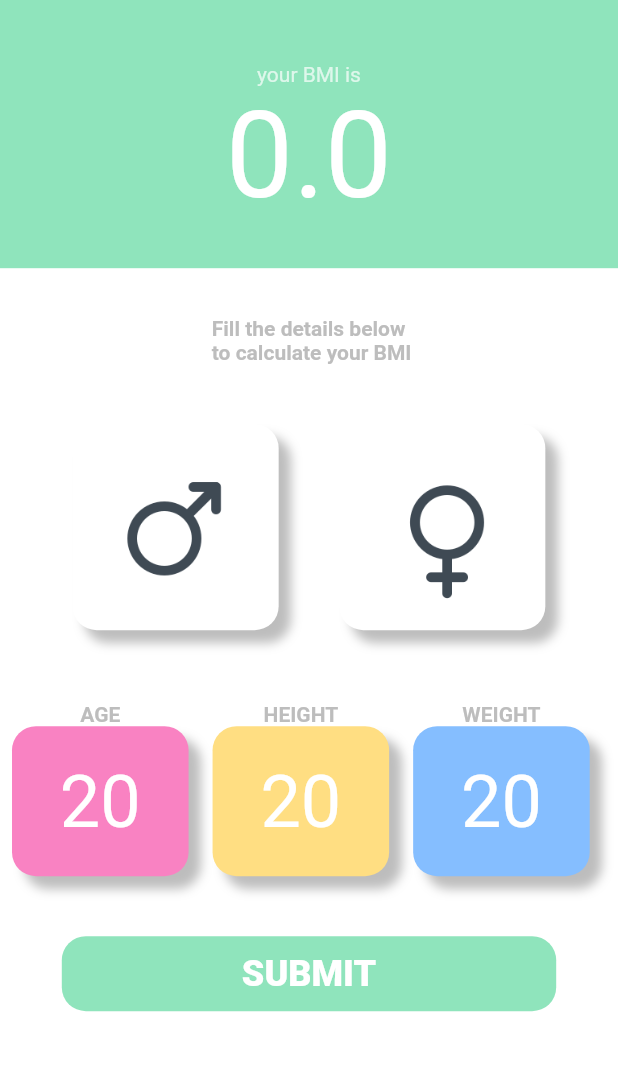
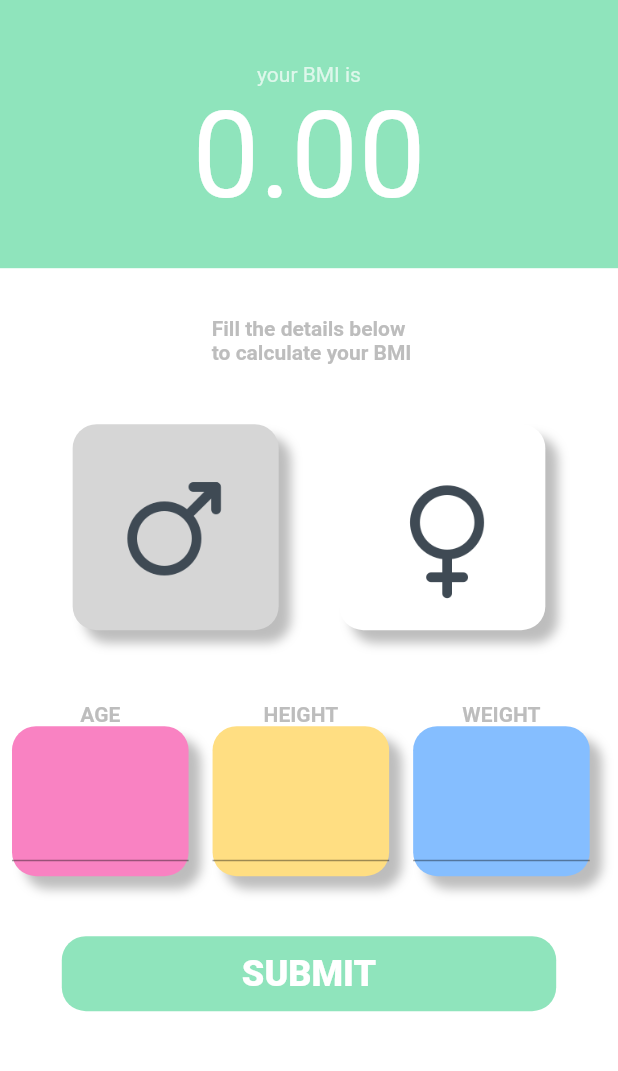
Before and after one commit to AayushDongre/Rait-Flutter-Session, a Flutter app: the screen it shows after launch, on a phone screen of 412 x 824 dp, the part 63-1134 px from its top. Run offline on Flutter 3.47's test engine with Material 2 defaults, Android fonts, the light colour scheme and no system bars; our stand-ins replace google_fonts.

Commit message:
BMI app pretty much done except error handling

```diff
--- a/bmiCalculator/lib/homeScreen.dart
+++ b/bmiCalculator/lib/homeScreen.dart
@@ -13,6 +13,10 @@ class HomeScreen extends StatefulWidget {
 
 class _HomeScreenState extends State<HomeScreen> {
   bool gender = true;
+  TextEditingController ageController = TextEditingController();
+  TextEditingController heightController = TextEditingController();
+  TextEditingController weightController = TextEditingController();
+  double bmi = 0.0;
 
   @override
   Widget build(BuildContext context) {
@@ -41,7 +45,7 @@ class _HomeScreenState extends State<HomeScreen> {
                   style: TextStyle(color: Colors.white70),
                 ),
                 Text(
-                  '0.0',
+                  bmi.toStringAsFixed(2),
                   style: TextStyle(color: Colors.white, fontSize: 80),
                 )
               ],
@@ -62,18 +66,19 @@ class _HomeScreenState extends State<HomeScreen> {
             child: Row(
               mainAxisAlignment: MainAxisAlignment.spaceEvenly,
               children: <Widget>[
-
                 GestureDetector(
-                  child: genderbutton('assets/male.png', context),
-                  onTap: (){
+                  child: genderbutton(context, 'assets/male.png',
+                      selected: gender == true ? true : false),
+                  onTap: () {
                     setState(() {
                       gender = true;
                     });
                   },
                 ),
                 GestureDetector(
-                  child: genderbutton('assets/female.png', context),
-                  onTap: (){
+                  child: genderbutton(context, 'assets/female.png',
+                      selected: gender == true ? false : true),
+                  onTap: () {
                     setState(() {
                       gender = false;
                     });
@@ -86,15 +91,26 @@ class _HomeScreenState extends State<HomeScreen> {
             padding: EdgeInsets.symmetric(vertical: 32),
             child: Row(
               children: <Widget>[
-                detailsInput(context, 'AGE', Color(0XFFF982C2)),
-                detailsInput(context, 'HEIGHT', Color(0XFFFFDE82)),
-                detailsInput(context, 'WEIGHT', Color(0XFF85BEFF)),
+                detailsInput(context, 'AGE', Color(0XFFF982C2), ageController),
+                detailsInput(
+                    context, 'HEIGHT', Color(0XFFFFDE82), heightController),
+                detailsInput(
+                    context, 'WEIGHT', Color(0XFF85BEFF), weightController),
               ],
             ),
           ),
           Column(
             children: <Widget>[
-              Container(
+              GestureDetector(
+                onTap: () {
+                  int age = int.parse(ageController.text.toString());
+                  int height = int.parse(heightController.text.toString());
+                  int weight = int.parse(weightController.text.toString());
+                  setState(() {
+                    bmi = weight / (height/100 * height/100);
+                  });
+                },
+                child: Container(
                   width: MediaQuery.of(context).size.width * 0.8,
                   height: 50,
                   child: Center(
@@ -111,6 +127,7 @@ class _HomeScreenState extends State<HomeScreen> {
                     borderRadius: BorderRadius.circular(16),
                   ),
                 ),
+              ),
             ],
           )
         ],
--- a/bmiCalculator/lib/widgets/detailsInput.dart
+++ b/bmiCalculator/lib/widgets/detailsInput.dart
@@ -1,6 +1,8 @@
 import 'package:flutter/material.dart';
+import 'package:flutter/services.dart';
 
-Widget detailsInput(BuildContext context, String text, Color backgroundColor) {
+Widget detailsInput(BuildContext context, String text, Color backgroundColor,
+    TextEditingController controller) {
   return Container(
     padding: EdgeInsets.all(8),
     child: Column(
@@ -14,18 +16,23 @@ Widget detailsInput(BuildContext context, String text, Color backgroundColor) {
           width: MediaQuery.of(context).size.width / 3.5,
           height: 100,
           decoration: BoxDecoration(
-            color: backgroundColor,
-            boxShadow: [
-              BoxShadow(
-                  color: Colors.black26, offset: Offset(8, 8), blurRadius: 5)
-            ],
-            borderRadius: BorderRadius.circular(16)
-          ),
+              color: backgroundColor,
+              boxShadow: [
+                BoxShadow(
+                    color: Colors.black26, offset: Offset(8, 8), blurRadius: 5)
+              ],
+              borderRadius: BorderRadius.circular(16)),
           child: Center(
-            child: Text(
-              '20',
+            child: TextField(
+              controller: controller,
+              keyboardType: TextInputType.number,
+              inputFormatters: [WhitelistingTextInputFormatter.digitsOnly],
               style: TextStyle(fontSize: 48, color: Colors.white),
             ),
+            // child: Text(
+            //   '20',
+            //   style: TextStyle(fontSize: 48, color: Colors.white),
+            // ),
           ),
         )
       ],
--- a/bmiCalculator/lib/widgets/genderButton.dart
+++ b/bmiCalculator/lib/widgets/genderButton.dart
@@ -1,12 +1,12 @@
 import 'package:flutter/material.dart';
 
-Widget genderbutton(String asset, BuildContext context) {
+Widget genderbutton(BuildContext context, String asset, {bool selected = false}) {
   return Container(
     width: MediaQuery.of(context).size.width / 3,
     height: MediaQuery.of(context).size.width / 3,
     child: Image.asset(asset),
     decoration: BoxDecoration(
-        color: Colors.white,
+        color: selected == true ? Colors.grey[350] : Colors.white,
         boxShadow: [
           BoxShadow(
             color: Colors.black26,
```
Lines whose indentation alone changed are shown as unchanged.
